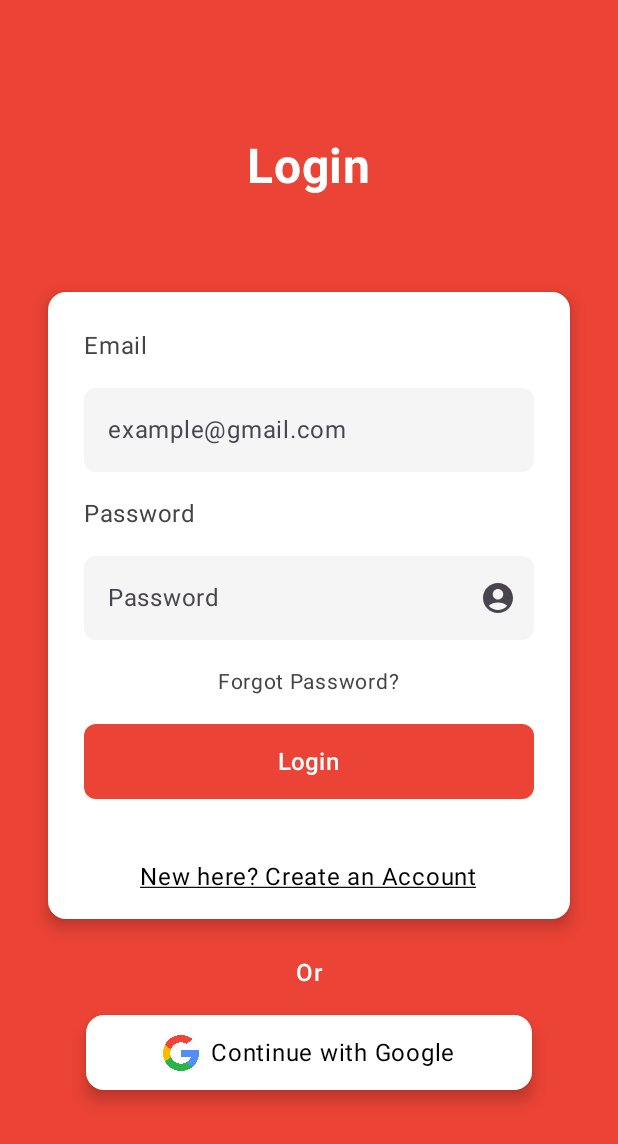
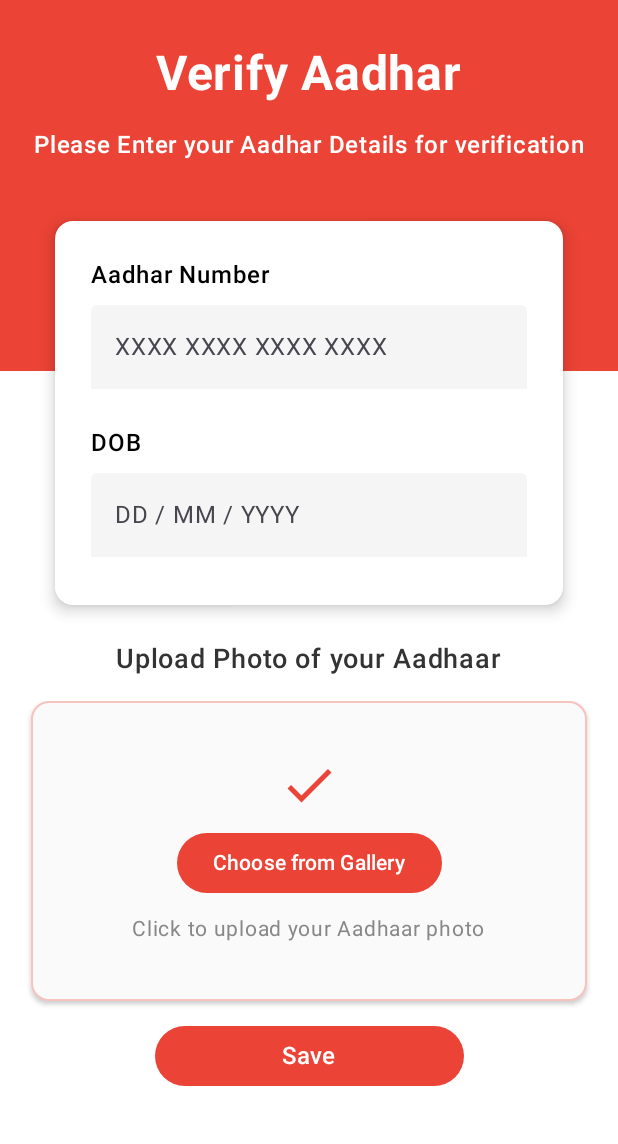
Before and after one commit to jarvis1704/blood-donation-app, an Android app built with Jetpack Compose: the screen it shows after launch (MainActivity), on a phone screen of 412 x 824 dp. Shown: the top 1144 px of the screen. Run offline under Robolectric (Android 15) with nearby library versions, the phone set to English and light mode, and no system bars; our stand-ins replace Dagger/Hilt's generated code, Firebase (no records; nobody signed in at launch, a user with empty details on screens opened directly).

Commit message:
Finalized the Verify Aadhar page

```diff
--- a/Android application/app/src/main/java/com/example/blooddonationapp/auth/interfaces/MainActivity.kt
+++ b/Android application/app/src/main/java/com/example/blooddonationapp/auth/interfaces/MainActivity.kt
@@ -17,7 +17,9 @@ import com.example.blooddonationapp.global.ui_components.errorAlert
 import com.example.blooddonationapp.global.ui_components.globalAlert
 import com.example.blooddonationapp.home.ui_components.bottomBar
 import com.example.blooddonationapp.home.ui_components.notifButton
+import com.example.blooddonationapp.registration.interfaces.verifyAadhar
 import com.example.blooddonationapp.tempAdminEntry.adminPage
+import com.example.blooddonationapp.tempAdminEntry.verifyaadhar
 import com.example.blooddonationapp.ui.theme.BloodDonationAppTheme
 import com.google.android.gms.auth.api.identity.Identity
 import dagger.hilt.android.AndroidEntryPoint
@@ -52,8 +54,9 @@ class MainActivity : ComponentActivity() {
                     )}) { _ ->
                     errorAlert()
                     globalAlert()
-                    appNav(navCtrl, googleAuthUiClient)
+//                    appNav(navCtrl, googleAuthUiClient)
 //                    adminPage()   //for testing
+                    verifyAadhar({})
                 }
             }
         }
--- a/Android application/app/src/main/java/com/example/blooddonationapp/registration/interfaces/verifyAadhar.kt
+++ b/Android application/app/src/main/java/com/example/blooddonationapp/registration/interfaces/verifyAadhar.kt
@@ -2,6 +2,7 @@ package com.example.blooddonationapp.registration.interfaces
 
 import android.os.Build
 import androidx.annotation.RequiresApi
+import androidx.compose.foundation.Canvas
 import androidx.compose.foundation.background
 import androidx.compose.foundation.border
 import androidx.compose.foundation.layout.Arrangement
@@ -11,18 +12,28 @@ import androidx.compose.foundation.layout.Spacer
 import androidx.compose.foundation.layout.fillMaxSize
 import androidx.compose.foundation.layout.fillMaxWidth
 import androidx.compose.foundation.layout.height
+import androidx.compose.foundation.layout.offset
 import androidx.compose.foundation.layout.padding
+import androidx.compose.foundation.layout.size
 import androidx.compose.foundation.layout.statusBarsPadding
 import androidx.compose.foundation.shape.RoundedCornerShape
 import androidx.compose.foundation.text.KeyboardOptions
+import androidx.compose.material.icons.Icons
+import androidx.compose.material.icons.filled.Check
+import androidx.compose.material.icons.filled.CheckCircle
 import androidx.compose.material3.Button
 import androidx.compose.material3.ButtonDefaults
 import androidx.compose.material3.Card
 import androidx.compose.material3.CardDefaults
+import androidx.compose.material3.Icon
 import androidx.compose.material3.Text
 import androidx.compose.material3.TextField
 import androidx.compose.material3.TextFieldDefaults
 import androidx.compose.runtime.Composable
+import androidx.compose.runtime.getValue
+import androidx.compose.runtime.mutableStateOf
+import androidx.compose.runtime.remember
+import androidx.compose.runtime.setValue
 import androidx.compose.ui.Alignment
 import androidx.compose.ui.Modifier
 import androidx.compose.ui.graphics.Color
@@ -57,14 +68,14 @@ fun verifyAadhar(
             Box(
                 modifier = Modifier
                     .fillMaxWidth()
-                    .weight(0.5f)
+                    .weight(0.3f)
                     .background(Color(0xFFEB4335))
             ) {
                 Column(
                     modifier = Modifier
                         .fillMaxWidth()
                         .statusBarsPadding()
-                        .padding(vertical = 80.dp),
+                        .padding(vertical = 30.dp),
                     horizontalAlignment = Alignment.CenterHorizontally,
                     verticalArrangement = Arrangement.spacedBy(16.dp)
                 ) {
@@ -84,13 +95,12 @@ fun verifyAadhar(
             }
             Box(modifier = Modifier
                 .fillMaxWidth()
-                .weight(0.5f)
-                .background(Color.White))
-        }
+                .weight(0.7f)
+                .background(Color.White)
+            ){
                 Column(
-            modifier = Modifier.fillMaxSize(),
+                    modifier = Modifier.fillMaxSize().offset(y = (-100).dp),
                     horizontalAlignment = Alignment.CenterHorizontally,
-            verticalArrangement = Arrangement.Center
                 ) {
                     //card
                     Card(
@@ -177,42 +187,95 @@ fun verifyAadhar(
                             )
                         }
                     }
+                    Spacer(Modifier.height(24.dp))
+                    //upload photo
+                    Text(
+                        text = "Upload Photo of your Aadhaar",
+                        fontSize = 18.sp,
+                        fontWeight = FontWeight.SemiBold,
+                        color = Color(0xFF333333)
+                    )
+
                     Spacer(Modifier.height(16.dp))
 
-            Text(
-                text = "Upload Photo of your Aadhaar",
-                fontSize = 16.sp,
-                fontWeight = FontWeight.Medium
-            )
-            //upload photo
-            Card(modifier = Modifier
+                    //upload aadhar photo card
+                    Card(
+                        modifier = Modifier
                             .fillMaxWidth(0.9f)
                             .height(200.dp)
-                .border(2.dp, Color.Gray, RoundedCornerShape(5.dp))
+                            .border(
+                                width = 1.dp,
+                                color = Color(0xFFEB4335).copy(alpha = 0.3f),
+                                shape = RoundedCornerShape(12.dp)
+                            ),
+                        elevation = CardDefaults.cardElevation(defaultElevation = 2.dp),
+                        colors = CardDefaults.cardColors(
+                            containerColor = Color(0xFFFAFAFA)
+                        )
                     ) {
                         Column(
                             modifier = Modifier
-                        .fillMaxWidth(),
+                                .fillMaxSize()
+                                .padding(16.dp),
                             horizontalAlignment = Alignment.CenterHorizontally,
-                    verticalArrangement = Arrangement.SpaceEvenly
+                            verticalArrangement = Arrangement.Center
                         ) {
+                            if (tempRegistrationDetails.aadharPhotoUri == null) {
+                                Icon(
+                                    imageVector = Icons.Default.Check,
+                                    contentDescription = "Upload Photo",
+                                    modifier = Modifier
+                                        .size(48.dp)
+                                        .padding(bottom = 8.dp),
+                                    tint = Color(0xFFEB4335)
+                                )
+
                                 imagePicker()
-                    Button(
-                        onClick = {
-                            //todo trying to implement upload button
-                        }
+
+                                Text(
+                                    text = "Click to upload your Aadhaar photo",
+                                    fontSize = 14.sp,
+                                    color = Color.Gray,
+                                    modifier = Modifier.padding(top = 8.dp)
+                                )
+                            } else {
+                                Box(
+                                    modifier = Modifier.fillMaxSize(),
+                                    contentAlignment = Alignment.Center
                                 ) {
-                        Text(photoUploadStatus)
-                    }
-                    tempRegistrationDetails.aadharPhotoUri?.let {
-                        ProcessImage(LocalContext.current,
-                            it
+                                    ProcessImage(
+                                        LocalContext.current,
+                                        tempRegistrationDetails.aadharPhotoUri!!
+                                    )
+
+                                    Column(
+                                        horizontalAlignment = Alignment.CenterHorizontally,
+                                        verticalArrangement = Arrangement.Center
+                                    ) {
+                                        Text(
+                                            text = photoUploadStatus,
+                                            color = if (photoUploadStatus == "Uploaded Successfully")
+                                                Color(0xFF4CAF50) else Color(0xFFEB4335),
+                                            fontWeight = FontWeight.Medium,
+                                            fontSize = 14.sp
+                                        )
+
+                                        if (photoUploadStatus == "Uploaded Successfully") {
+                                            Icon(
+                                                imageVector = Icons.Default.CheckCircle,
+                                                contentDescription = "Success",
+                                                tint = Color(0xFF4CAF50),
+                                                modifier = Modifier
+                                                    .size(24.dp)
+                                                    .padding(top = 4.dp)
                                             )
                                         }
                                     }
                                 }
-
-            Spacer(Modifier.height(60.dp))
+                            }
+                        }
+                    }
+                    Spacer(Modifier.height(16.dp))
                     //save button
                     Button(
                         onClick = {
@@ -248,3 +311,6 @@ fun verifyAadhar(
                 }
             }
         }
+
+    }
+}
--- a/Android application/app/src/main/java/com/example/blooddonationapp/registration/ui_components/imagePicker.kt
+++ b/Android application/app/src/main/java/com/example/blooddonationapp/registration/ui_components/imagePicker.kt
@@ -19,6 +19,7 @@ import androidx.compose.foundation.layout.padding
 import androidx.compose.foundation.layout.size
 import androidx.compose.foundation.shape.RoundedCornerShape
 import androidx.compose.material3.Button
+import androidx.compose.material3.ButtonDefaults
 import androidx.compose.material3.Card
 import androidx.compose.material3.Text
 import androidx.compose.runtime.getValue
@@ -36,6 +37,7 @@ import coil.request.ImageRequest
 import com.example.blooddonationapp.global.data.errorMessage
 import com.example.blooddonationapp.registration.data.ProcessImage
 import com.example.blooddonationapp.registration.data.photoUploadStatus
+import com.example.blooddonationapp.ui.theme.BloodDonationAppColor
 import kotlinx.coroutines.CoroutineScope
 import kotlinx.coroutines.Dispatchers
 import kotlinx.coroutines.launch
@@ -54,7 +56,10 @@ fun imagePicker() {
     }
 
     Button(
-        onClick = { launcher.launch("image/*") }
+        onClick = { launcher.launch("image/*") },
+        colors = ButtonDefaults.buttonColors(
+            BloodDonationAppColor.BloodRed
+        )
     ) {
         Text(text = if (isImagePicked) tempRegistrationDetails.aadharPhotoUri?.path.toString() else "Choose from Gallery")
     }
```
Lines whose indentation alone changed are shown as unchanged.
